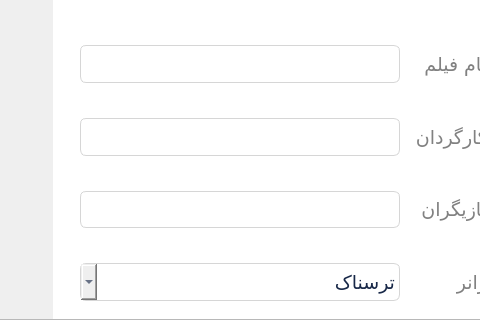
The window that newmovie.ui (seyedmahdii/cinema_project) describes before a commit, drawn with Qt 5; both pictures show x 114 to 594 and y 280 to 600 of the 800 by 600 pixel window.
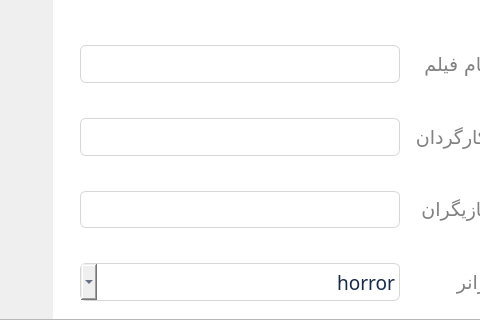
The same window after the commit. Icons and pictures are not drawn.

Diff of the .ui file:
```diff
--- a/newmovie.ui
+++ b/newmovie.ui
@@ -116,7 +116,7 @@
        <property name="geometry">
         <rect>
          <x>0</x>
-         <y>0</y>
+         <y>-281</y>
          <width>781</width>
          <height>879</height>
         </rect>
@@ -541,7 +541,7 @@
                    </property>
                    <item>
                     <property name="text">
-                     <string>ترسناک</string>
+                     <string>horror</string>
                     </property>
                    </item>
                    <item>
```
Left out of the diff: 14 changed lines with no effect on the pictures.
